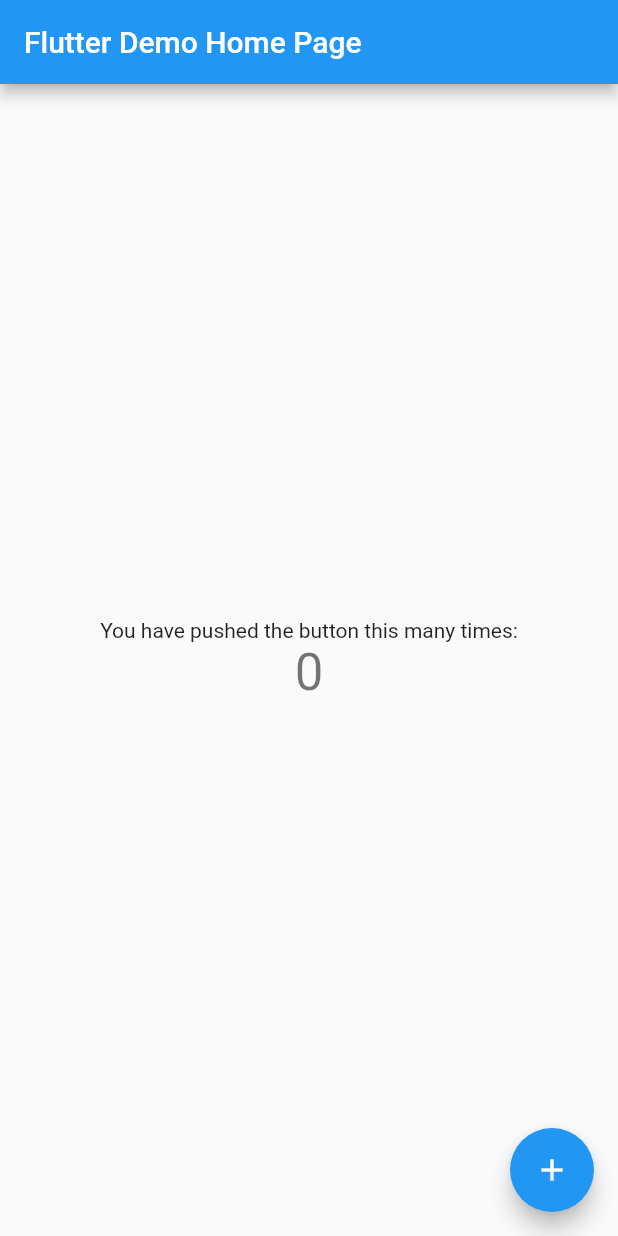
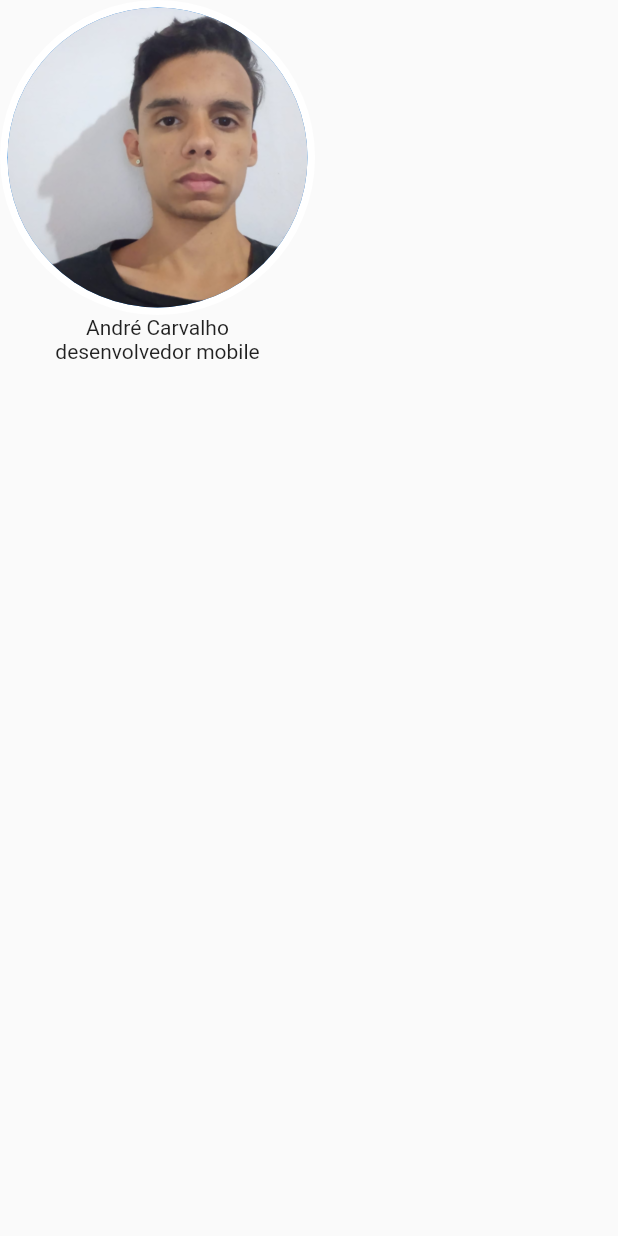
Before and after one commit to andre-alck/portfolio_app, a Flutter app: the screen it shows after launch, on a phone screen of 412 x 824 dp. Run offline on Flutter 3.47's test engine with Material 2 defaults, Android fonts, the phone set to English and light mode, and no system bars.

Commit message:
feat: initialise homescreen

```diff
--- /dev/null
+++ b/lib/home_screen.dart
@@ -0,0 +1,9 @@
+import 'package:flutter/material.dart';
+import 'package:portfolio_app/who_am_i_widget.dart';
+
+class HomeScreen extends StatelessWidget {
+  const HomeScreen({super.key});
+
+  @override
+  Widget build(BuildContext context) => const Scaffold(body: WhoAmIWidget());
+}
--- a/lib/main.dart
+++ b/lib/main.dart
@@ -1,115 +1,4 @@
 import 'package:flutter/material.dart';
+import 'package:portfolio_app/portfolio_app.dart';
 
-void main() {
-  runApp(const MyApp());
-}
-
-class MyApp extends StatelessWidget {
-  const MyApp({super.key});
-
-  // This widget is the root of your application.
-  @override
-  Widget build(BuildContext context) {
-    return MaterialApp(
-      title: 'Flutter Demo',
-      theme: ThemeData(
-        // This is the theme of your application.
-        //
-        // Try running your application with "flutter run". You'll see the
-        // application has a blue toolbar. Then, without quitting the app, try
-        // changing the primarySwatch below to Colors.green and then invoke
-        // "hot reload" (press "r" in the console where you ran "flutter run",
-        // or simply save your changes to "hot reload" in a Flutter IDE).
-        // Notice that the counter didn't reset back to zero; the application
-        // is not restarted.
-        primarySwatch: Colors.blue,
-      ),
-      home: const MyHomePage(title: 'Flutter Demo Home Page'),
-    );
-  }
-}
-
-class MyHomePage extends StatefulWidget {
-  const MyHomePage({super.key, required this.title});
-
-  // This widget is the home page of your application. It is stateful, meaning
-  // that it has a State object (defined below) that contains fields that affect
-  // how it looks.
-
-  // This class is the configuration for the state. It holds the values (in this
-  // case the title) provided by the parent (in this case the App widget) and
-  // used by the build method of the State. Fields in a Widget subclass are
-  // always marked "final".
-
-  final String title;
-
-  @override
-  State<MyHomePage> createState() => _MyHomePageState();
-}
-
-class _MyHomePageState extends State<MyHomePage> {
-  int _counter = 0;
-
-  void _incrementCounter() {
-    setState(() {
-      // This call to setState tells the Flutter framework that something has
-      // changed in this State, which causes it to rerun the build method below
-      // so that the display can reflect the updated values. If we changed
-      // _counter without calling setState(), then the build method would not be
-      // called again, and so nothing would appear to happen.
-      _counter++;
-    });
-  }
-
-  @override
-  Widget build(BuildContext context) {
-    // This method is rerun every time setState is called, for instance as done
-    // by the _incrementCounter method above.
-    //
-    // The Flutter framework has been optimized to make rerunning build methods
-    // fast, so that you can just rebuild anything that needs updating rather
-    // than having to individually change instances of widgets.
-    return Scaffold(
-      appBar: AppBar(
-        // Here we take the value from the MyHomePage object that was created by
-        // the App.build method, and use it to set our appbar title.
-        title: Text(widget.title),
-      ),
-      body: Center(
-        // Center is a layout widget. It takes a single child and positions it
-        // in the middle of the parent.
-        child: Column(
-          // Column is also a layout widget. It takes a list of children and
-          // arranges them vertically. By default, it sizes itself to fit its
-          // children horizontally, and tries to be as tall as its parent.
-          //
-          // Invoke "debug painting" (press "p" in the console, choose the
-          // "Toggle Debug Paint" action from the Flutter Inspector in Android
-          // Studio, or the "Toggle Debug Paint" command in Visual Studio Code)
-          // to see the wireframe for each widget.
-          //
-          // Column has various properties to control how it sizes itself and
-          // how it positions its children. Here we use mainAxisAlignment to
-          // center the children vertically; the main axis here is the vertical
-          // axis because Columns are vertical (the cross axis would be
-          // horizontal).
-          mainAxisAlignment: MainAxisAlignment.center,
-          children: <Widget>[
-            const Text(
-              'You have pushed the button this many times:',
-            ),
-            Text(
-              '$_counter',
-              style: Theme.of(context).textTheme.headline4,
-            ),
-          ],
-        ),
-      ),
-      floatingActionButton: FloatingActionButton(
-        onPressed: _incrementCounter,
-        tooltip: 'Increment',
-        child: const Icon(Icons.add),
-      ), // This trailing comma makes auto-formatting nicer for build methods.
-    );
-  }
-}
+void main() => runApp(const PortfolioApp());
--- /dev/null
+++ b/lib/portfolio_app.dart
@@ -0,0 +1,9 @@
+import 'package:flutter/material.dart';
+import 'package:portfolio_app/home_screen.dart';
+
+class PortfolioApp extends StatelessWidget {
+  const PortfolioApp({super.key});
+
+  @override
+  Widget build(BuildContext context) => const MaterialApp(home: HomeScreen());
+}
--- /dev/null
+++ b/lib/who_am_i_widget.dart
@@ -0,0 +1,18 @@
+import 'package:flutter/material.dart';
+
+class WhoAmIWidget extends StatelessWidget {
+  const WhoAmIWidget({super.key});
+
+  @override
+  Widget build(BuildContext context) => Column(children: const <Widget>[
+        CircleAvatar(
+            backgroundColor: Colors.white,
+            radius: 105,
+            child: CircleAvatar(
+                backgroundImage:
+                    AssetImage("assets/images/profile_picture.jpg"),
+                radius: 100)),
+        Text("André Carvalho"),
+        Text("desenvolvedor mobile")
+      ]);
+}
```
